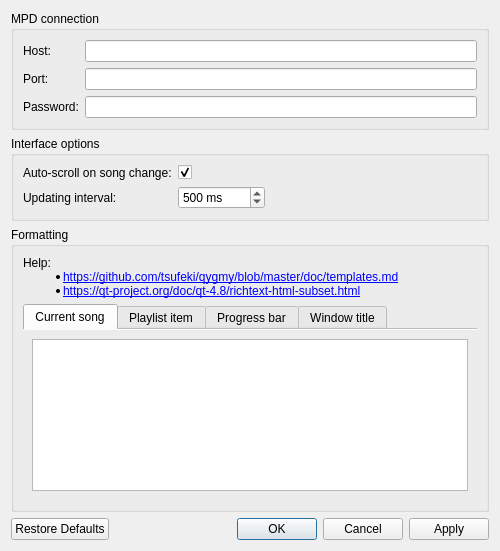
Old version of the form qygmy/ui/settings.ui in the repository tsufeki/qygmy.
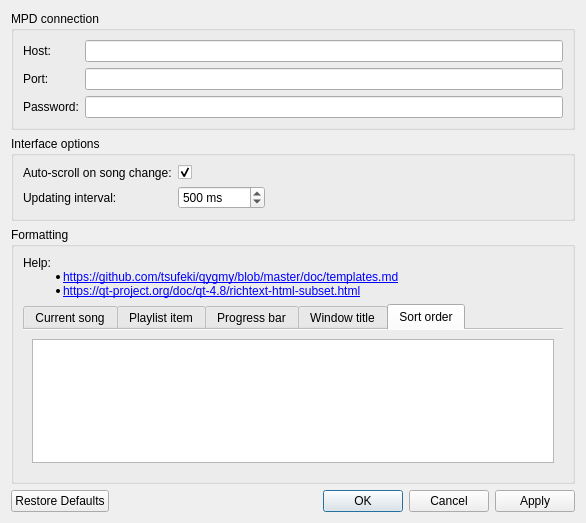
New version of the form. The open tabs and pages were chosen to show the change.

Commit message: Add sort order in settings.

```diff
--- a/qygmy/ui/settings.ui
+++ b/qygmy/ui/settings.ui
@@ -9,7 +9,7 @@
    <rect>
     <x>0</x>
     <y>0</y>
-    <width>500</width>
+    <width>562</width>
     <height>480</height>
    </rect>
   </property>
@@ -176,6 +176,18 @@
       </item>
       <item>
        <widget class="QTabWidget" name="tabs">
+        <property name="sizePolicy">
+         <sizepolicy hsizetype="MinimumExpanding" vsizetype="Expanding">
+          <horstretch>0</horstretch>
+          <verstretch>0</verstretch>
+         </sizepolicy>
+        </property>
+        <property name="minimumSize">
+         <size>
+          <width>540</width>
+          <height>0</height>
+         </size>
+        </property>
         <property name="currentIndex">
          <number>0</number>
         </property>
@@ -294,6 +306,34 @@
           </item>
          </layout>
         </widget>
+        <widget class="QWidget" name="tab5">
+         <attribute name="title">
+          <string>Sort order</string>
+         </attribute>
+         <layout class="QVBoxLayout" name="vf5">
+          <item>
+           <widget class="QPlainTextEdit" name="sort_order">
+            <property name="sizePolicy">
+             <sizepolicy hsizetype="Expanding" vsizetype="Ignored">
+              <horstretch>0</horstretch>
+              <verstretch>0</verstretch>
+             </sizepolicy>
+            </property>
+            <property name="minimumSize">
+             <size>
+              <width>0</width>
+              <height>120</height>
+             </size>
+            </property>
+            <property name="font">
+             <font>
+              <family>DejaVu Sans Mono</family>
+             </font>
+            </property>
+           </widget>
+          </item>
+         </layout>
+        </widget>
        </widget>
       </item>
      </layout>
```
Left out of the diff: 22 changed lines with no effect on the pictures. The commit also changes 7 other files.
